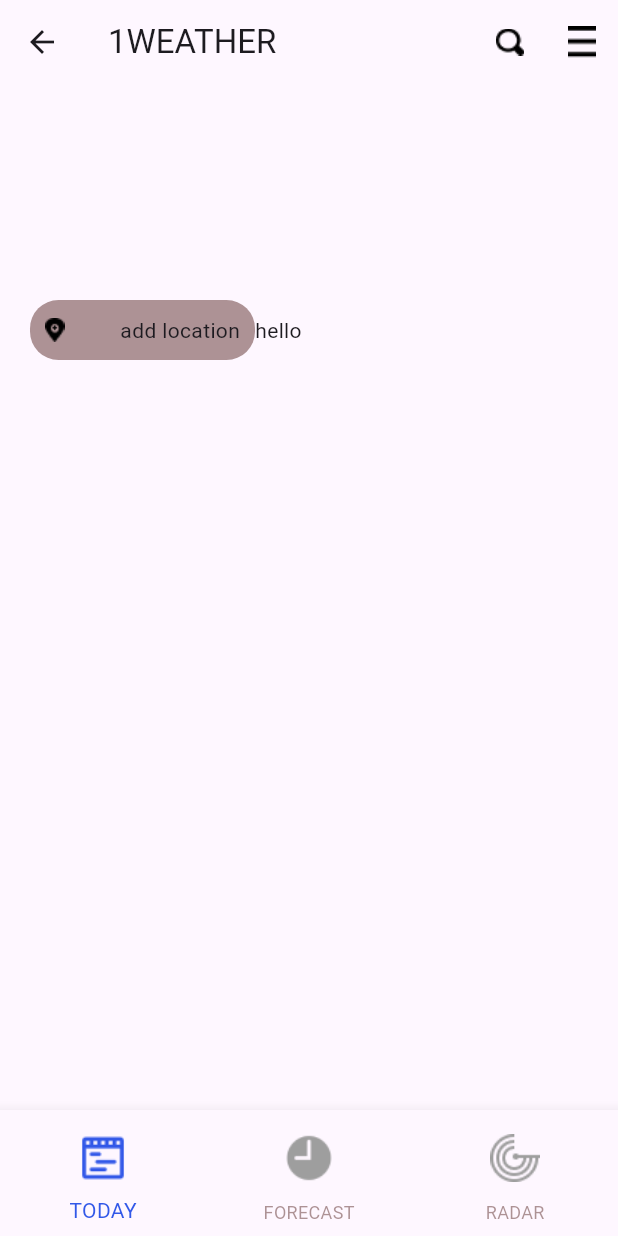
After one commit to NgocDuy1206/weather_mobile_app_flutter, a Flutter app: the MainScreen screen opened by its route, on a phone screen of 412 x 824 dp. The commit adds this screen. Run offline on Flutter 3.47's test engine with Material 3 defaults, Android fonts, the phone set to English and light mode, and no system bars.

Commit message:
add bottom nagivation and some icons

```diff
--- a/lib/configs/constants.dart
+++ b/lib/configs/constants.dart
@@ -1 +1,14 @@
 // this file contain const variable
+import 'dart:ui';
+
+class Constants {
+  static const String NAME_APP = "1WEATHER";
+}
+class MyColors {
+  static const Color GRAY = Color(0x9B795151);
+  static const Color BLUE = Color(0xFF3258E8);
+  static const Color YELLOW = Color(0xFFECD128);
+  static const Color GREEN = Color(0xFF33DA21);
+  static const Color RED = Color(0xFFF31818);
+
+}
--- /dev/null
+++ b/lib/fe/components/destination.dart
@@ -0,0 +1,32 @@
+import 'dart:math';
+
+import 'package:flutter/cupertino.dart';
+
+import '../../configs/constants.dart';
+
+class Destination extends StatelessWidget {
+  @override
+  Widget build(BuildContext context) {
+    return Stack(
+      children: [
+        Container(
+          margin: EdgeInsets.only(left: 20),
+          padding: EdgeInsets.all(10),
+          width: 150,
+          decoration: const BoxDecoration(
+              color: MyColors.GRAY,
+              borderRadius: BorderRadius.all(Radius.circular(19))
+          ),
+          child: Row(
+            // mainAxisAlignment: MainAxisAlignment.spaceEvenly,
+            children: [
+              Image.asset('assets/icon/location_add.png'),
+              Spacer(),
+              Text('add location'),
+            ],
+          ),
+        ),
+      ],
+    );
+  }
+}
--- a/lib/fe/screen/HomeScreen.dart
+++ b/lib/fe/screen/HomeScreen.dart
@@ -24,6 +24,10 @@ class HomeScreen extends StatelessWidget {
                 value: '/screen2',
                 child: Text('Screen 2'),
               ),
+              const PopupMenuItem<String>(
+                value: '/main_screen',
+                child: Text('main_screen'),
+              ),
             ]
         )
       ),
--- /dev/null
+++ b/lib/fe/screen/main_screen.dart
@@ -0,0 +1,74 @@
+
+import 'package:flutter/material.dart';
+import 'package:weather_mobile_app_flutter/configs/constants.dart';
+import 'package:weather_mobile_app_flutter/fe/components/destination.dart';
+
+class MainScreen extends StatelessWidget {
+
+  @override
+  Widget build(BuildContext context) {
+    return Scaffold(
+      body: CustomScrollView(
+        slivers: [
+          SliverAppBar(
+            title: const Text(
+              Constants.NAME_APP,
+            ),
+            floating: true,
+            pinned: false,
+            snap: true,
+            expandedHeight: 200,
+            actions: [
+              IconButton(
+                  onPressed: (){},
+                  icon: Image.asset('assets/icon/search.png')
+              ),
+
+              IconButton(
+                  onPressed: () {
+                  },
+                  icon: Image.asset('assets/icon/menu.png'),
+              ),
+
+            ],
+          ),
+          SliverToBoxAdapter(
+            child: Row(
+              children: [
+                Destination(),
+                Text('hello')
+              ],
+            ),
+          ),
+        ],
+      ),
+      bottomNavigationBar: BottomNavigationBar(
+          items: const <BottomNavigationBarItem> [
+            BottomNavigationBarItem(
+                icon: ImageIcon(AssetImage('assets/icon/today.png')),
+              label: 'TODAY',
+
+            ),
+            BottomNavigationBarItem(
+              icon: ImageIcon(AssetImage('assets/icon/forecast.png')),
+              label: 'FORECAST',
+            ),
+            BottomNavigationBarItem(
+              icon: ImageIcon(AssetImage('assets/icon/radar.png')),
+              label: 'RADAR',
+            ),
+          ],
+        showSelectedLabels: true,
+        selectedItemColor: MyColors.BLUE,
+        unselectedItemColor: MyColors.GRAY,
+        unselectedIconTheme: const IconThemeData(
+          color: Colors.grey,
+          size: 50
+        ),
+        selectedIconTheme: const IconThemeData(
+          size: 50,
+        ),
+      ),
+    );
+  }
+}
--- a/lib/main.dart
+++ b/lib/main.dart
@@ -2,6 +2,7 @@ import 'package:flutter/material.dart';
 import 'package:provider/provider.dart';
 import 'package:weather_mobile_app_flutter/be/state_management/Manager.dart';
 import 'package:weather_mobile_app_flutter/fe/screen/Screen1.dart';
+import 'package:weather_mobile_app_flutter/fe/screen/main_screen.dart';
 import 'fe/screen/HomeScreen.dart';
 import 'fe/screen/Screen2.dart';
 
@@ -25,7 +26,9 @@ class WeatherApp extends StatelessWidget {
       routes: {
         '/screen1': (context) => Screen1(),
         '/screen2': (context) => Screen2(),
+        '/main_screen': (context) => MainScreen(),
       },
+      debugShowCheckedModeBanner: false,
     );
   }
 }
--- a/pubspec.yaml
+++ b/pubspec.yaml
@@ -60,9 +60,8 @@ flutter:
   uses-material-design: true
 
   # To add assets to your application, add an assets section, like this:
-  # assets:
-  #   - images/a_dot_burr.jpeg
-  #   - images/a_dot_ham.jpeg
+  assets:
+    - assets/icon/
 
   # An image asset can refer to one or more resolution-specific "variants", see
   # https://flutter.dev/to/resolution-aware-images
```
Also changed, not shown: assets/icon/degrees.png (added), assets/icon/forecast.png (added), assets/icon/location.png (added), assets/icon/location_add.png (added), assets/icon/menu.png (added), assets/icon/percent.png (added), assets/icon/radar.png (added), assets/icon/rainy_small.png (added), assets/icon/search.png (added), assets/icon/sunny_and_cloud.png (added), assets/icon/today.png (added).
